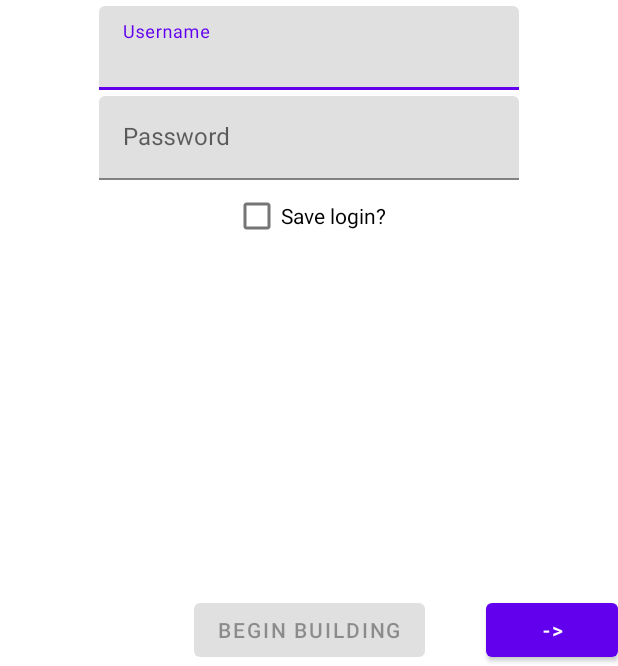
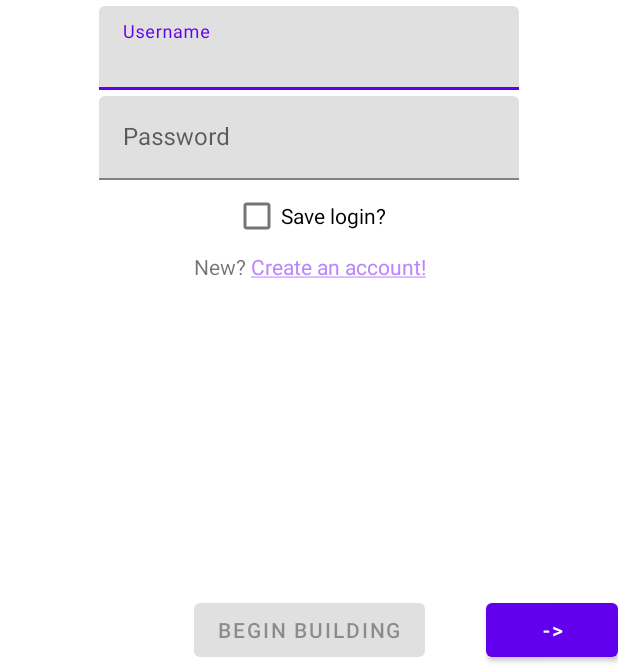
Before and after one commit to DevEightOneSixFour/YuGiOhDeckBuilder, an Android app: the screen it shows after launch (MainActivity), on a phone screen of 412 x 824 dp, the part 570-1236 px from its top. Run offline under Robolectric (Android 15) with nearby library versions, the phone set to English and light mode, and no system bars; our stand-ins replace Firebase (no records; nobody signed in at launch, a user with empty details on screens opened directly); Roboto replaces fonts that are not available here.

Commit message:
Database: check, Validation: next

```diff
--- a/app/src/main/java/com/sdbfof/yugiohdeckbuilder/data/model/user/Yuser.kt
+++ b/app/src/main/java/com/sdbfof/yugiohdeckbuilder/data/model/user/Yuser.kt
@@ -1,7 +1,7 @@
 package com.sdbfof.yugiohdeckbuilder.data.model.user
 
 data class Yuser(
-    val id: Int = 0,
+    val id: String,
     val username: String,
     val email: String,
     val password: String,
--- a/app/src/main/java/com/sdbfof/yugiohdeckbuilder/ui/FBAccountFragment.kt
+++ b/app/src/main/java/com/sdbfof/yugiohdeckbuilder/ui/BaseFBFragment.kt
@@ -5,10 +5,18 @@ import androidx.fragment.app.Fragment
 import com.google.android.material.textfield.TextInputEditText
 import com.sdbfof.yugiohdeckbuilder.utils.LoginTextWatcher
 
-open class FBAccountFragment: Fragment() {
+open class BaseFBFragment: Fragment() {
     lateinit var textWatcher: LoginTextWatcher
 
     fun setTextWatcher(list: List<TextInputEditText>, btn: Button) {
         textWatcher = LoginTextWatcher(list, btn)
     }
+
+    fun yuserInputValidation(list: List<TextInputEditText>) {
+        for (i in list) {
+            when {
+
+            }
+        }
+    }
 }
--- a/app/src/main/java/com/sdbfof/yugiohdeckbuilder/ui/LoginFragment.kt
+++ b/app/src/main/java/com/sdbfof/yugiohdeckbuilder/ui/LoginFragment.kt
@@ -1,16 +1,24 @@
 package com.sdbfof.yugiohdeckbuilder.ui
 
+import android.content.res.Resources
 import android.os.Bundle
+import android.text.SpannableString
+import android.text.Spanned
+import android.text.TextPaint
+import android.text.method.LinkMovementMethod
+import android.text.style.ClickableSpan
 import android.view.LayoutInflater
 import android.view.View
 import android.view.ViewGroup
-import android.widget.Button
-import androidx.fragment.app.Fragment
+import android.widget.Toast
+import androidx.core.content.res.ResourcesCompat
+import androidx.core.text.buildSpannedString
+import androidx.navigation.findNavController
 import androidx.navigation.fragment.findNavController
+import com.sdbfof.yugiohdeckbuilder.R
 import com.sdbfof.yugiohdeckbuilder.databinding.FragmentLoginBinding
-import com.sdbfof.yugiohdeckbuilder.utils.LoginTextWatcher
 
-class LoginFragment: FBAccountFragment() {
+class LoginFragment: BaseFBFragment() {
     private lateinit var binding: FragmentLoginBinding
 
     //todo clickable span for creating new accounts
@@ -21,6 +29,7 @@ class LoginFragment: FBAccountFragment() {
     ): View? {
         binding = FragmentLoginBinding.inflate(layoutInflater)
         createTextWatcher()
+        createAccountLink()
         binding.apply {
             tietUsername.addTextChangedListener(textWatcher)
             tietPassword.addTextChangedListener(textWatcher)
@@ -47,6 +56,26 @@ class LoginFragment: FBAccountFragment() {
         )
     }
 
+    private fun createAccountLink() {
+        val ss = SpannableString(resources.getString(R.string.login_new_account))
+        val clickableSpan = object : ClickableSpan() {
+            override fun updateDrawState(ds: TextPaint) {
+                ds.color = ResourcesCompat.getColor(resources, R.color.purple_200, null)
+                ds.isUnderlineText = true
+            }
+            override fun onClick(p0: View) {
+                binding.root.findNavController().navigate(
+                    LoginFragmentDirections.actionNavLoginToNavCreateAccount()
+                )
+            }
+        }
+        ss.setSpan(clickableSpan, 5, 23, Spanned.SPAN_EXCLUSIVE_EXCLUSIVE)
+        binding.tvAccountCreation.run {
+            text = ss
+            movementMethod = LinkMovementMethod()
+        }
+    }
+
     private fun debugToFilters() {
         this.findNavController().navigate(
             LoginFragmentDirections.actionNavLoginToNavFilter()
--- a/app/src/main/java/com/sdbfof/yugiohdeckbuilder/utils/LoginTextWatcher.kt
+++ b/app/src/main/java/com/sdbfof/yugiohdeckbuilder/utils/LoginTextWatcher.kt
@@ -11,7 +11,7 @@ class LoginTextWatcher(
 ): TextWatcher {
     override fun beforeTextChanged(p0: CharSequence?, p1: Int, p2: Int, p3: Int) {}
     override fun onTextChanged(p0: CharSequence?, p1: Int, p2: Int, p3: Int) {
-        button.isEnabled = checkInputLength(listOfInput)
+        button.isEnabled = true //= checkInputLength(listOfInput)
     }
     override fun afterTextChanged(p0: Editable?) {}
 
--- a/app/src/main/res/layout/fragment_create_account.xml
+++ b/app/src/main/res/layout/fragment_create_account.xml
@@ -39,7 +39,7 @@
     </com.google.android.material.textfield.TextInputLayout>
 
     <com.google.android.material.textfield.TextInputLayout
-        android:id="@+id/til_create_email"
+        android:id="@+id/til_email_layout"
         android:layout_width="0dp"
         android:layout_height="wrap_content"
         android:layout_margin="@dimen/standard_margin"
@@ -51,6 +51,7 @@
             android:id="@+id/tiet_input_email"
             android:layout_width="match_parent"
             android:layout_height="wrap_content"
+            android:inputType="textEmailAddress"
             android:hint="@string/login_email"/>
     </com.google.android.material.textfield.TextInputLayout>
 
@@ -67,6 +68,7 @@
             android:id="@+id/tiet_input_password"
             android:layout_width="match_parent"
             android:layout_height="wrap_content"
+            android:inputType="textPassword"
             android:hint="@string/login_enter_password"/>
     </com.google.android.material.textfield.TextInputLayout>
 
@@ -83,6 +85,7 @@
             android:id="@+id/tiet_input_password_repeat"
             android:layout_width="match_parent"
             android:layout_height="wrap_content"
+            android:inputType="textPassword"
             android:hint="@string/login_repeat_password"/>
     </com.google.android.material.textfield.TextInputLayout>
 
--- a/app/src/main/res/layout/fragment_login.xml
+++ b/app/src/main/res/layout/fragment_login.xml
@@ -91,7 +91,7 @@
         android:id="@+id/tv_account_creation"
         android:layout_width="wrap_content"
         android:layout_height="wrap_content"
-        tools:text="New? Create an account!"
+        tools:text="@string/login_new_account"
         app:layout_constraintTop_toBottomOf="@id/cb_login_save"
         app:layout_constraintStart_toStartOf="@id/cb_login_save"
         app:layout_constraintEnd_toEndOf="@id/cb_login_save"/>
--- a/app/src/main/res/navigation/nav_graph.xml
+++ b/app/src/main/res/navigation/nav_graph.xml
@@ -11,6 +11,17 @@
         <action
             android:id="@+id/action_nav_login_to_nav_filter"
             app:destination="@id/nav_filter"/>
+        <action
+            android:id="@+id/action_nav_login_to_nav_create_account"
+            app:destination="@id/nav_create_account"/>
+    </fragment>
+
+    <fragment
+        android:id="@+id/nav_create_account"
+        android:name="com.sdbfof.yugiohdeckbuilder.ui.CreateAccountFragment">
+        <action
+            android:id="@+id/action_nav_create_account_to_nav_login"
+            app:destination="@id/nav_login"/>
     </fragment>
 
     <fragment
--- a/app/src/main/res/values/strings.xml
+++ b/app/src/main/res/values/strings.xml
@@ -52,12 +52,17 @@
     <string name="login_enter_password">Password</string>
     <string name="login_begin_building">Begin Building</string>
     <string name="login_save_checkbox">Save login?</string>
+    <string name="login_new_account">New? Create an account!</string>
 
     <!--  Create Account  -->
     <string name="login_email">Email</string>
     <string name="login_repeat_password">Repeat Password</string>
     <string name="login_create_account">Create Account</string>
     <string name="login_account_submit">Submit</string>
+    <string name="login_valid_password">Passwords need to match</string>
+    <string name="login_valid_email">Invalid email</string>
+    <string name="login_existing_email">Email is already used</string>
+    <string name="login_existing_username">Username is already used</string>
 
     <!--  Others to Categorize  -->
     <string name="filter_by">Filter By</string>
```
Also changed, not shown: app/src/main/java/com/sdbfof/yugiohdeckbuilder/ui/CreateAccountFragment.kt (+64 -10 lines).
